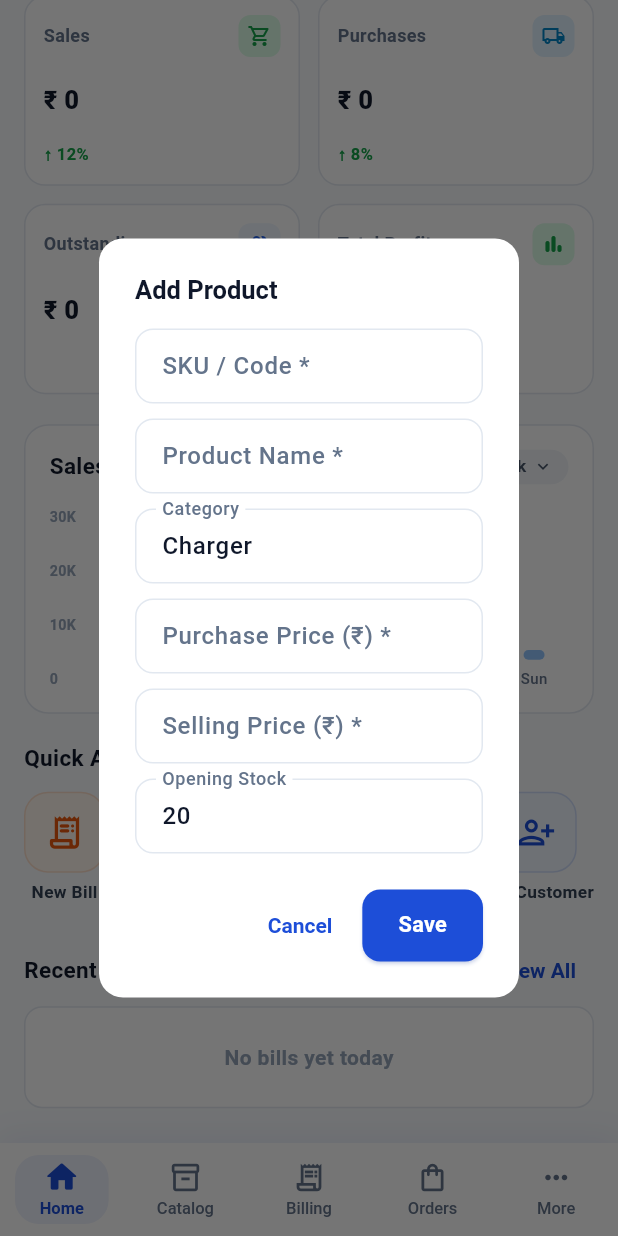
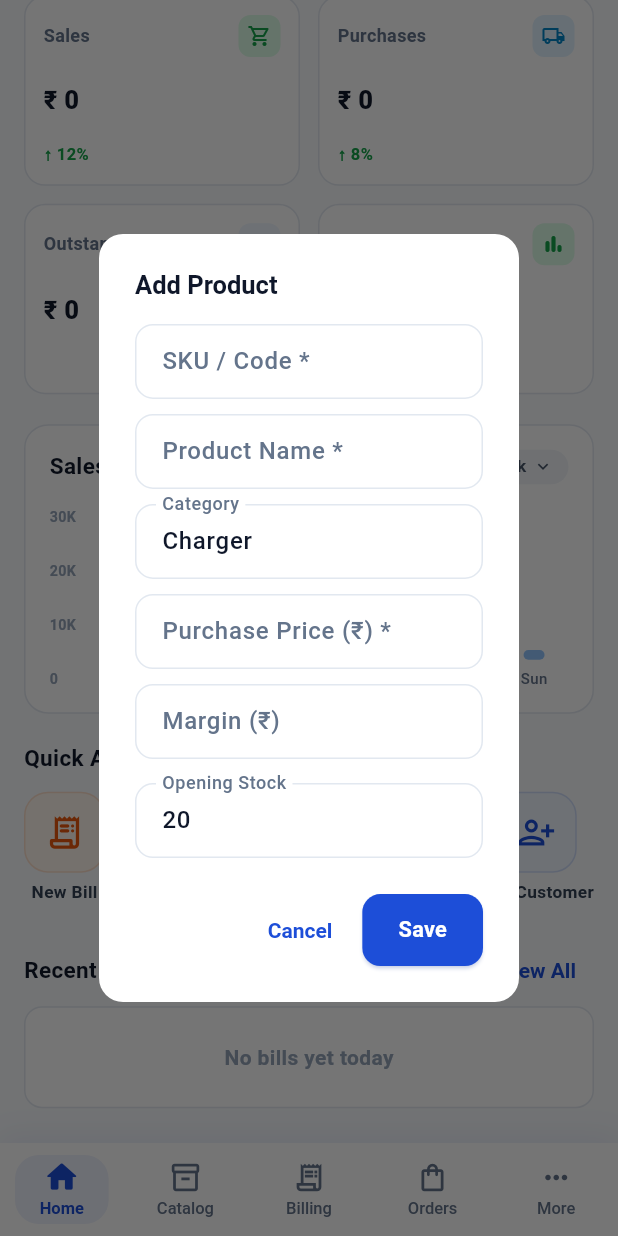
Before and after one commit to nsyumnt-rgb/nsyu, a Flutter app: the HomeScreen screen opened directly with empty values, scrolled down 81 dp, after a tap on "Add Product", on a phone screen of 412 x 824 dp. Run offline on Flutter 3.47's test engine with Material 3 defaults, Android fonts, the phone set to English and light mode, and no system bars; our stand-ins replace csv, file_picker, flutter_contacts, googleapis_auth, pdf, printing and 3 more; missing offline and left inert: excel, googleapis; accounts and stored records are empty; network calls fail; project files that could hold a hidden picture were left out.

Commit message:
feat(pricing): add Margin field with auto Selling Price preview in all Add Product dialogs (Phase 2); feat(gst): upgrade Tax/GST dialog to support both flat and % modes with quick GST rate chips (Phase 3)

```diff
--- a/App/lib/screens/home_screen.dart
+++ b/App/lib/screens/home_screen.dart
@@ -8,10 +8,8 @@ import '../providers/bills_provider.dart';
 import '../providers/catalog_provider.dart';
 import '../providers/customer_provider.dart';
 import '../providers/visibility_provider.dart';
-import '../theme/app_theme.dart';
 import '../widgets/app_bottom_nav.dart';
 import '../screens/customer_picker_screen.dart';
-import '../screens/customer_ledger_detail_screen.dart';
 import '../screens/employees_screen.dart';
 import '../screens/reports_screen.dart';
 import '../screens/visibility_settings_screen.dart';
@@ -60,12 +58,13 @@ class _HomeScreenState extends State<HomeScreen> {
     final nameCtrl = TextEditingController();
     final catCtrl = TextEditingController(text: 'Charger');
     final buyCtrl = TextEditingController();
-    final sellCtrl = TextEditingController();
+    final marginCtrl = TextEditingController();
     final stockCtrl = TextEditingController(text: '20');
 
     showDialog(
       context: context,
-      builder: (ctx) => AlertDialog(
+      builder: (ctx) => StatefulBuilder(
+        builder: (ctx, setDialogState) => AlertDialog(
         shape: RoundedRectangleBorder(borderRadius: BorderRadius.circular(16)),
         title: const Text('Add Product', style: TextStyle(fontWeight: FontWeight.w700, fontSize: 17)),
         content: SingleChildScrollView(
@@ -78,9 +77,33 @@ class _HomeScreenState extends State<HomeScreen> {
               const SizedBox(height: 10),
               TextField(controller: catCtrl, decoration: const InputDecoration(labelText: 'Category', border: OutlineInputBorder())),
               const SizedBox(height: 10),
-              TextField(controller: buyCtrl, keyboardType: TextInputType.number, decoration: const InputDecoration(labelText: 'Purchase Price (₹) *', border: OutlineInputBorder())),
+              TextField(
+                controller: buyCtrl,
+                keyboardType: TextInputType.number,
+                decoration: const InputDecoration(labelText: 'Purchase Price (₹) *', prefixText: '₹ ', border: OutlineInputBorder()),
+                onChanged: (_) => setDialogState(() {}),
+              ),
               const SizedBox(height: 10),
-              TextField(controller: sellCtrl, keyboardType: TextInputType.number, decoration: const InputDecoration(labelText: 'Selling Price (₹) *', border: OutlineInputBorder())),
+              TextField(
+                controller: marginCtrl,
+                keyboardType: TextInputType.number,
+                decoration: const InputDecoration(labelText: 'Margin (₹)', prefixText: '₹ ', border: OutlineInputBorder()),
+                onChanged: (_) => setDialogState(() {}),
+              ),
+              const SizedBox(height: 6),
+              Builder(builder: (_) {
+                final buy = double.tryParse(buyCtrl.text) ?? 0.0;
+                final margin = double.tryParse(marginCtrl.text) ?? 0.0;
+                final selling = buy + margin;
+                if (selling <= 0) return const SizedBox.shrink();
+                return Align(
+                  alignment: Alignment.centerLeft,
+                  child: Text(
+                    'Selling Price = ₹${selling.toStringAsFixed(2)}',
+                    style: const TextStyle(fontSize: 12.5, fontWeight: FontWeight.w700, color: Color(0xFF16A34A)),
+                  ),
+                );
+              }),
               const SizedBox(height: 10),
               TextField(controller: stockCtrl, keyboardType: TextInputType.number, decoration: const InputDecoration(labelText: 'Opening Stock', border: OutlineInputBorder())),
             ],
@@ -91,15 +114,15 @@ class _HomeScreenState extends State<HomeScreen> {
           ElevatedButton(
             onPressed: () async {
               final buy = double.tryParse(buyCtrl.text.trim()) ?? 0.0;
-              final sell = double.tryParse(sellCtrl.text.trim()) ?? 0.0;
+              final margin = double.tryParse(marginCtrl.text.trim()) ?? 0.0;
               final stock = int.tryParse(stockCtrl.text.trim()) ?? 0;
-              if (skuCtrl.text.trim().isEmpty || nameCtrl.text.trim().isEmpty) return;
+              if (skuCtrl.text.trim().isEmpty || nameCtrl.text.trim().isEmpty || buy <= 0) return;
               await catalog.addProduct(
                 code: skuCtrl.text.trim(),
                 desc: nameCtrl.text.trim(),
                 category: catCtrl.text.trim(),
                 purchase: buy,
-                marginPrice: (sell - buy) > 0 ? (sell - buy) : 0,
+                marginPrice: margin,
                 stock: stock,
               );
               if (ctx.mounted) Navigator.pop(ctx);
@@ -108,6 +131,7 @@ class _HomeScreenState extends State<HomeScreen> {
             child: const Text('Save'),
           ),
         ],
+      ),
       ),
     );
   }
```
Also changed, not shown: App/lib/screens/bill_screen.dart (+90 -5 lines), App/lib/screens/catalog_screen.dart (+33 -7 lines).
